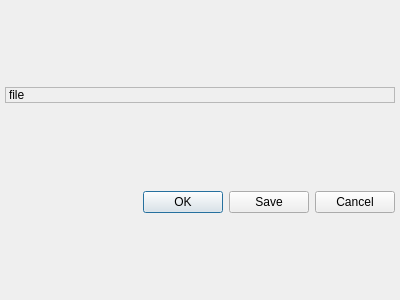
First picture: the form in editor/luaEditor.ui, repository zpp0/wsnsim-preprocessor, before the edit.
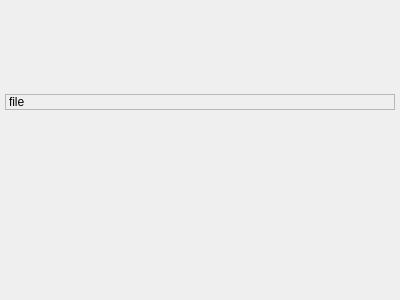
Second picture: the form after the edit.

Commit message: lua editor can save files

The edit to the form file:
```diff
--- a/editor/luaEditor.ui
+++ b/editor/luaEditor.ui
@@ -23,7 +23,7 @@
       <enum>Qt::Horizontal</enum>
      </property>
      <property name="standardButtons">
-      <set>QDialogButtonBox::Cancel|QDialogButtonBox::Ok|QDialogButtonBox::Save</set>
+      <set>QDialogButtonBox::NoButton</set>
      </property>
     </widget>
    </item>
```
The commit also changes 2 other files.
